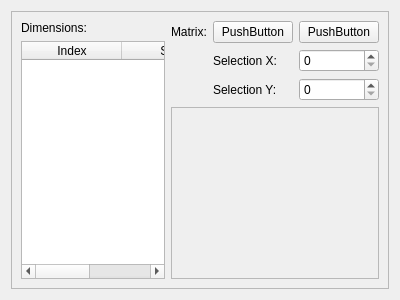
Above: DimensionEditor.ui from enlighteningCrow/MatCal before the change. Below: the same form after it.
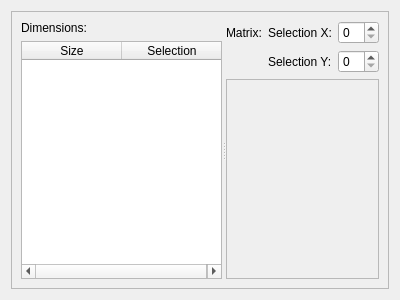
That is the form after the change.

Diff of the .ui file:
```diff
--- a/DimensionEditor.ui
+++ b/DimensionEditor.ui
@@ -28,8 +28,13 @@
      <property name="frameShadow">
       <enum>QFrame::Raised</enum>
      </property>
-     <layout class="QHBoxLayout" name="horizontalLayout">
+     <layout class="QVBoxLayout" name="verticalLayout_3">
       <item>
+       <widget class="QSplitter" name="splitterEditor">
+        <property name="orientation">
+         <enum>Qt::Horizontal</enum>
+        </property>
+        <widget class="QWidget" name="dimensionWidget" native="true">
        <layout class="QVBoxLayout" name="verticalLayout_2">
         <item>
          <widget class="QLabel" name="label">
@@ -49,11 +54,6 @@
           <property name="horizontalScrollMode">
            <enum>QAbstractItemView::ScrollPerPixel</enum>
           </property>
-          <column>
-           <property name="text">
-            <string>Index</string>
-           </property>
-          </column>
           <column>
            <property name="text">
             <string>Size</string>
@@ -67,17 +67,20 @@
          </widget>
         </item>
        </layout>
-      </item>
-      <item>
+        </widget>
+        <widget class="QWidget" name="matrixWidget" native="true">
        <layout class="QGridLayout" name="gridLayout">
+          <item row="0" column="2">
+           <widget class="QSpinBox" name="selectionXSpinbox"/>
+          </item>
+          <item row="0" column="0">
+           <widget class="QLabel" name="matrix">
+            <property name="text">
+             <string>Matrix:</string>
+            </property>
+           </widget>
+          </item>
         <item row="0" column="1">
-         <widget class="QPushButton" name="pushButton">
-          <property name="text">
-           <string>PushButton</string>
-          </property>
-         </widget>
-        </item>
-        <item row="1" column="1">
          <widget class="QLabel" name="selectionXLabel">
           <property name="enabled">
            <bool>true</bool>
@@ -87,48 +90,18 @@
           </property>
          </widget>
         </item>
-        <item row="2" column="1">
+          <item row="1" column="1">
          <widget class="QLabel" name="selectionYLabel">
           <property name="text">
            <string>Selection Y:</string>
           </property>
          </widget>
         </item>
-        <item row="0" column="2">
-         <widget class="QPushButton" name="pushButton_2">
-          <property name="text">
-           <string>PushButton</string>
-          </property>
-         </widget>
-        </item>
-        <item row="2" column="2">
-         <widget class="QSpinBox" name="selectionYSpinbox"/>
-        </item>
         <item row="1" column="2">
-         <widget class="QSpinBox" name="selectionXSpinbox"/>
-        </item>
-        <item row="0" column="0">
-         <widget class="QLabel" name="label_2">
-          <property name="text">
-           <string>Matrix:</string>
-          </property>
-         </widget>
-        </item>
-        <item row="1" column="0">
-         <spacer name="horizontalSpacer">
-          <property name="orientation">
-           <enum>Qt::Horizontal</enum>
-          </property>
-          <property name="sizeHint" stdset="0">
-           <size>
-            <width>40</width>
-            <height>20</height>
-           </size>
-          </property>
-         </spacer>
-        </item>
-        <item row="3" column="0" colspan="3">
-         <widget class="QScrollArea" name="scrollArea">
+           <widget class="QSpinBox" name="selectionYSpinbox"/>
+          </item>
+          <item row="2" column="0" colspan="3">
+           <widget class="QScrollArea" name="scrollAreaFE">
           <property name="sizePolicy">
            <sizepolicy hsizetype="Expanding" vsizetype="Expanding">
             <horstretch>1</horstretch>
@@ -143,14 +116,16 @@
             <rect>
              <x>0</x>
              <y>0</y>
-             <width>246</width>
-             <height>141</height>
+               <width>192</width>
+               <height>158</height>
             </rect>
            </property>
           </widget>
          </widget>
         </item>
        </layout>
+        </widget>
+       </widget>
       </item>
      </layout>
     </widget>
```
Left out of the diff: 74 changed lines with no effect on the pictures. Lines whose indentation alone changed are shown as unchanged.
